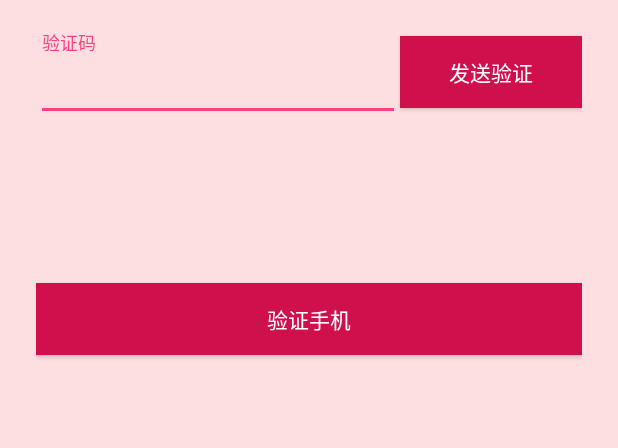
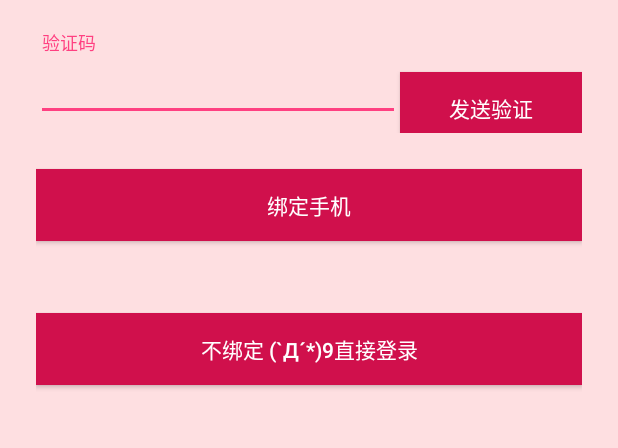
Before and after one commit to DeveloperYWH/ywh, an Android app: the layout delegate_phonecheck.xml on its own in the app's theme, with its tools: preview values and no code run, on a phone screen of 412 x 824 dp, the part 393-841 px from its top. Run offline under Robolectric (Android 15) with nearby library versions, the phone set to English and light mode, and no system bars.

Commit message:
更改验证为绑定

```diff
--- a/latte-ec/src/main/java/com/zuimeng/hughfowl/latee/ec/sign/PhoneCheck.java
+++ b/latte-ec/src/main/java/com/zuimeng/hughfowl/latee/ec/sign/PhoneCheck.java
@@ -29,6 +29,7 @@ import butterknife.OnClick;
  */
 
 public class PhoneCheck extends LatteDelegate {
+
 
 
 
@@ -86,7 +87,7 @@ public class PhoneCheck extends LatteDelegate {
                     if (e == null) {
                         // 验证成功启动登录页面
                         getSupportDelegate().start(new SignInDelegate());
-                        Toast.makeText(getActivity(), "验证成功", Toast.LENGTH_LONG).show();
+                        Toast.makeText(getActivity(), "验证成功(*≧∪≦)", Toast.LENGTH_LONG).show();
                     } else {
                         Log.d("SMS", "Verified failed!");
                     }
@@ -95,6 +96,12 @@ public class PhoneCheck extends LatteDelegate {
         }
 
     }
+    @OnClick(R2.id.dirc_signin)
+    void onClickSignIn() {
+        getSupportDelegate().start(new SignInDelegate());
+    }
+
+
     @Override
     public Object setLayout() {
         return R.layout.delegate_phonecheck;
--- a/latte-ec/src/main/res/layout/delegate_phonecheck.xml
+++ b/latte-ec/src/main/res/layout/delegate_phonecheck.xml
@@ -68,6 +68,7 @@
                     android:layout_width="0dp"
                     android:layout_height="wrap_content"
                     android:layout_weight="2"
+                    android:layout_marginTop="24dp"
                     android:background="@color/bod_red_flower"
                     android:gravity="center"
                     android:padding="12dp"
@@ -84,13 +85,25 @@
                 android:layout_width="match_parent"
                 android:layout_height="wrap_content"
                 android:layout_marginBottom="24dp"
-                android:layout_marginTop="100dp"
+                android:layout_marginTop="24dp"
                 android:background="@color/bod_red_flower"
                 android:gravity="center"
                 android:padding="12dp"
                 android:text="@string/checkfinish_btn"
                 android:textColor="@android:color/white"
                 tools:ignore="HardcodedText" />
+            <android.support.v7.widget.AppCompatButton
+                android:id="@+id/dirc_signin"
+                android:layout_width="match_parent"
+                android:layout_height="wrap_content"
+                android:layout_marginBottom="24dp"
+                android:layout_marginTop="24dp"
+                android:background="@color/bod_red_flower"
+                android:gravity="center"
+                android:padding="12dp"
+                android:text="@string/dircsign_btn"
+                android:textColor="@android:color/white"
+                tools:ignore="HardcodedText" />
 
         </android.support.v7.widget.LinearLayoutCompat>
 
--- a/latte-ec/src/main/res/values/strings.xml
+++ b/latte-ec/src/main/res/values/strings.xml
@@ -1,12 +1,14 @@
 <resources>
     <string name="app_name">LateeEC</string>
     <string name="sign_up">注册</string>
+    <string name="phone_check">手机验证</string>
     <string name="xing_ming">昵称</string>
     <string name="you_xiang">邮箱</string>
     <string name="cellnumber">手机号码</string>
     <string name="checkword">验证码</string>
     <string name="checkword_btn">发送验证</string>
-    <string name="checkfinish_btn">验证手机</string>
+    <string name="checkfinish_btn">绑定手机</string>
+    <string name="dircsign_btn">不绑定 (`Д´*)9直接登录</string>
     <string name="password">密码</string>
     <string name="repassword">重复密码</string>
     <string name="had_sign">已经注册啦？请登录Σ(oﾟдﾟoﾉ)</string>
```
